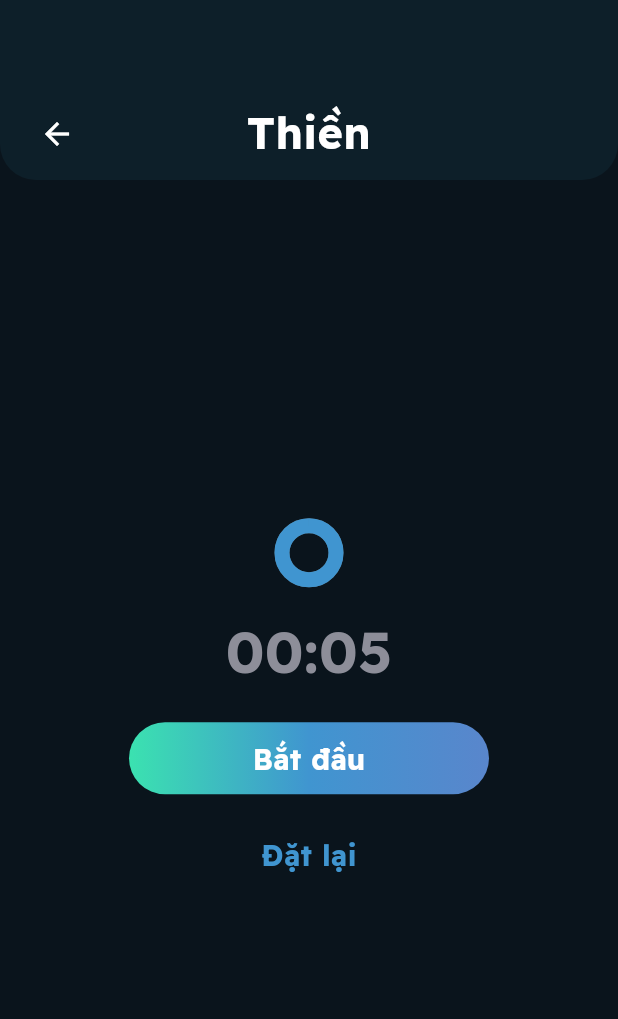
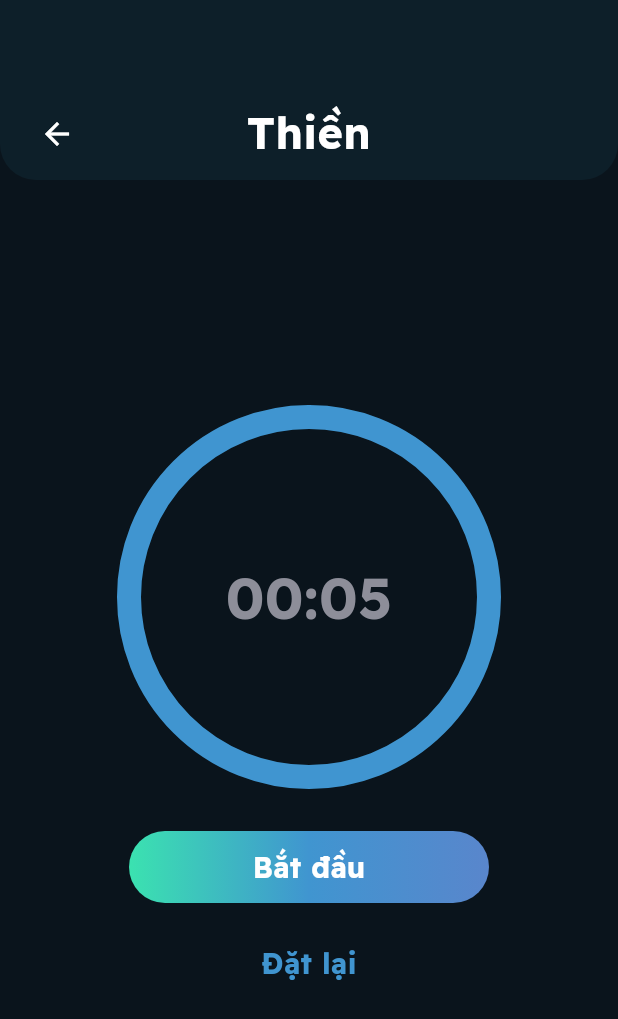
Before and after one commit to heterl0/yogitech-mobile-application, a Flutter app: the PerformMeditate screen opened by its route, on a phone screen of 412 x 824 dp. Shown: the top 1019 px of the screen. Run offline on Flutter 3.47's test engine with Material 3 defaults, Android fonts, the phone set to English and light mode, and no system bars; our stand-ins replace audioplayers, cached_network_image, camera, dio, equatable, fl_chart and 15 more; missing offline and left inert: dart:ffi, pay, tflite_flutter; accounts and stored records are empty; generated files the repository leaves out were written again; network calls fail.

Commit message:
Tinh chỉnh icon

```diff
--- a/lib/l10n/app_en.arb
+++ b/lib/l10n/app_en.arb
@@ -196,7 +196,7 @@
   "passwordChangedSuccessfully": "Change password successful",
   "passwordsDoNotMatch": "New password and confirm password not match",
   "passwordChangeFailed": "Change password failed!",
-  "seeall": "see all",
+  "seeall": "See all",
   "updateSuccess": "Update successfully!",
   "updateFail": "Update Failed.",
   "yourFistName": "Enter your first name",
--- a/lib/src/pages/perform_meditate.dart
+++ b/lib/src/pages/perform_meditate.dart
@@ -120,7 +120,7 @@ class _PerformMeditateState extends State<PerformMeditate>
   @override
   Widget build(BuildContext context) {
     final trans = AppLocalizations.of(context)!;
-
+    final theme = Theme.of(context);
     return Scaffold(
       appBar: CustomAppBar(
         title: trans.meditate,
@@ -130,26 +130,39 @@ class _PerformMeditateState extends State<PerformMeditate>
         child: Column(
           mainAxisAlignment: MainAxisAlignment.center,
           children: [
-            AnimatedBuilder(
+            Row(),
+            Stack(
+              // Sử dụng Stack để chồng các widget lên nhau
+              alignment:
+                  Alignment.center, // Căn giữa các widget con trong Stack
+              children: [
+                SizedBox(
+                  // Thêm SizedBox để điều chỉnh kích thước
+                  height: 240, // Chiều cao vòng tròn
+                  width: 240, // Chiều rộng vòng tròn
+                  child: AnimatedBuilder(
+                    // CircularProgressIndicator nằm dưới
                     animation: _animationController,
                     builder: (context, child) {
                       return CircularProgressIndicator(
+                        strokeCap: StrokeCap.round,
                         value: _animation.value,
-                  strokeWidth: 10,
-                  backgroundColor: stroke,
-                  valueColor: const AlwaysStoppedAnimation<Color>(
-                    primary,
-                  ),
+                        strokeWidth: 16,
+                        backgroundColor: theme.colorScheme.onSecondary,
+                        valueColor:
+                            const AlwaysStoppedAnimation<Color>(primary),
                       );
                     },
                   ),
-            const SizedBox(height: 20),
-            const Row(),
+                ),
                 Text(
+                  // Text nằm trên
                   _formatDuration(_remainingTime),
                   style: h1.copyWith(color: text),
                 ),
-            const SizedBox(height: 20),
+              ],
+            ),
+            const SizedBox(height: 36),
             SizedBox(
               width: 240,
               child: Column(
```
Also changed, not shown: lib/src/pages/all_exercise.dart (+1 -44 lines), lib/src/pages/payment_history.dart (+9 -9 lines), lib/src/pages/subscription.dart (+20 -18 lines), assets/images/EmailOpen.png, assets/images/Emerald.png, assets/images/Fire.png, assets/images/MoonPhase.png, assets/images/MoonPhase2.png (deleted), assets/images/Sun.png, assets/images/Sun2.png (deleted), assets/images/Universe.png, assets/images/Universe2.png (deleted). Lines whose indentation alone changed are shown as unchanged.
